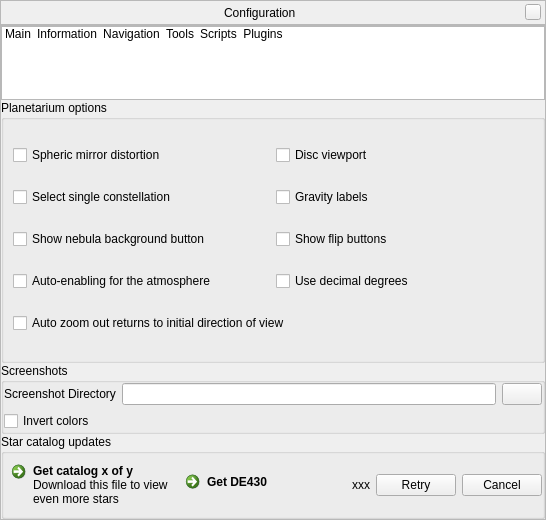
Qt form src/gui/configurationDialog.ui (519984307/stellarium_src) before a commit.
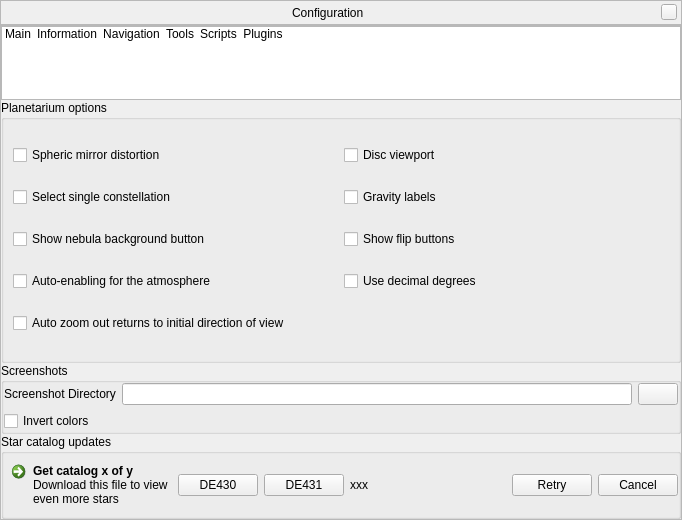
The same form after that commit. Icons and pictures are not drawn. Custom widgets are drawn as their Qt base class.

The edit to the form file:
```diff
--- a/src/gui/configurationDialog.ui
+++ b/src/gui/configurationDialog.ui
@@ -6,7 +6,7 @@
    <rect>
     <x>0</x>
     <y>0</y>
-    <width>497</width>
+    <width>682</width>
     <height>520</height>
    </rect>
   </property>
@@ -1260,25 +1260,16 @@
               </widget>
              </item>
              <item>
-              <widget class="QCommandLinkButton" name="getEphemDataButton">
-               <property name="sizePolicy">
-                <sizepolicy hsizetype="Preferred" vsizetype="Fixed">
-                 <horstretch>0</horstretch>
-                 <verstretch>0</verstretch>
-                </sizepolicy>
-               </property>
-               <property name="toolTip">
-                <string>Click here to start downloading</string>
-               </property>
+              <widget class="QPushButton" name="de430Button">
                <property name="text">
-                <string>Get DE430</string>
+                <string>DE430</string>
                </property>
-               <property name="icon">
-                <iconset resource="../../data/gui/guiRes.qrc">
-                 <normaloff>:/graphicGui/btTimeRealtime-off.png</normaloff>:/graphicGui/btTimeRealtime-off.png</iconset>
-               </property>
-               <property name="description">
-                <string/>
+              </widget>
+             </item>
+             <item>
+              <widget class="QPushButton" name="de431Button">
+               <property name="text">
+                <string>DE431</string>
                </property>
               </widget>
              </item>
```
